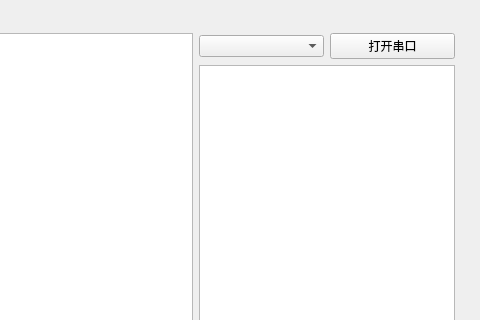
Above: widget.ui from qianniu123/protocolTool before the change; both pictures show x 439 to 919 and y 0 to 320 of the 919 by 582 pixel window. Below: the same form after it.
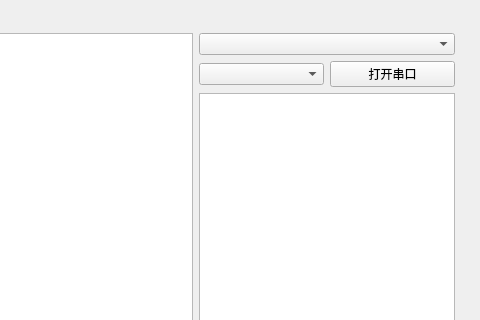
That is the form after the change.

```diff
--- a/widget.ui
+++ b/widget.ui
@@ -28,6 +28,9 @@
     </item>
     <item>
      <layout class="QVBoxLayout" name="verticalLayout">
+      <item>
+       <widget class="QComboBox" name="comboBox_protocol"/>
+      </item>
       <item>
        <layout class="QHBoxLayout" name="horizontalLayout">
         <item>
```
